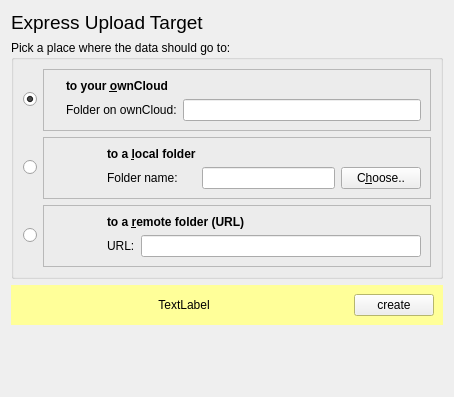
The window that src/mirall/folderwizardtargetpage.ui (nextcloud/desktop) describes before a commit, drawn with Qt 5.
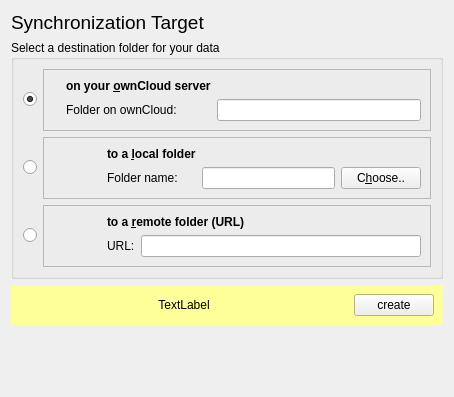
The same window after the commit. Icons and pictures are not drawn.

The edit to the form file:
```diff
--- a/src/mirall/folderwizardtargetpage.ui
+++ b/src/mirall/folderwizardtargetpage.ui
@@ -26,7 +26,7 @@
         </font>
        </property>
        <property name="text">
-        <string>Express Upload Target</string>
+        <string>Synchronization Target</string>
        </property>
       </widget>
      </item>
@@ -48,7 +48,7 @@
    <item row="1" column="0">
     <widget class="QGroupBox" name="groupBox">
      <property name="title">
-      <string>Pick a place where the data should go to:</string>
+      <string>Select a destination folder for your data</string>
      </property>
      <property name="flat">
       <bool>true</bool>
@@ -75,7 +75,7 @@
             </font>
            </property>
            <property name="text">
-            <string>to your &amp;ownCloud</string>
+            <string>on your &amp;ownCloud server</string>
            </property>
            <property name="openExternalLinks">
             <bool>true</bool>
```
